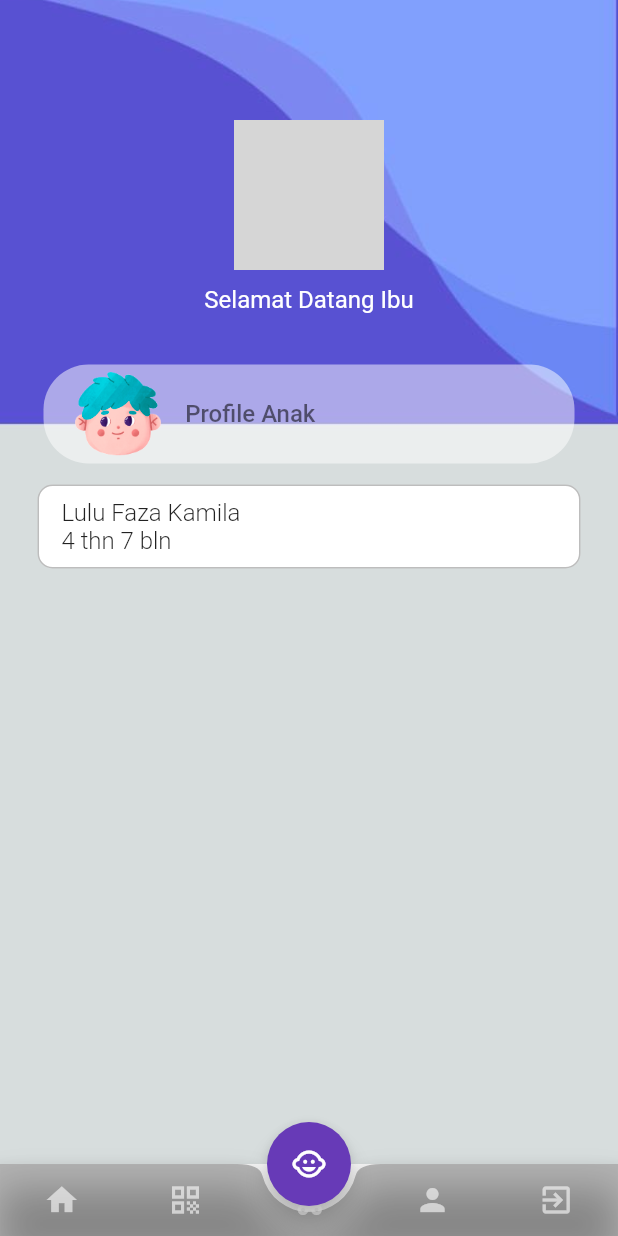
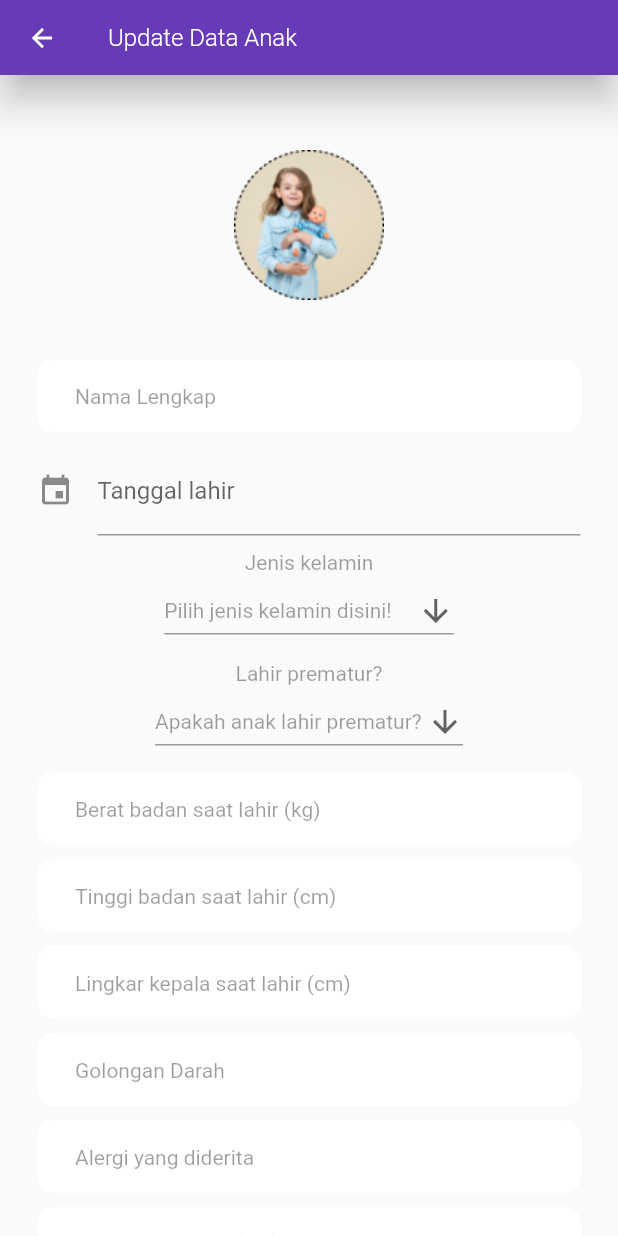
Before and after one commit to nendi123/stunting_app, a Flutter app: the ProfileAnakPage screen opened by its route, after a tap on the "edit" icon, on a phone screen of 412 x 824 dp. Run offline on Flutter 3.47's test engine with Material 2 defaults, Android fonts, the phone set to English and light mode, and no system bars; drawn by our look-alikes of date_time_picker; grey boxes are pictures that could not be loaded.

Commit message:
page edit anak, profile anak, dkk

```diff
--- a/lib/main.dart
+++ b/lib/main.dart
@@ -6,7 +6,8 @@ import 'package:stunting_app/pages/orangtua/profile_anak_page.dart';
 import 'package:stunting_app/pages/orangtua/profile_orangtua_page.dart';
 import 'package:stunting_app/pages/orangtua/register_orangtua_page.dart';
 import 'package:stunting_app/pages/orangtua/add_anak_page.dart';
-import 'package:stunting_app/pages/orangtua/profile_anak_page.dart';
+import 'package:stunting_app/pages/orangtua/edit_anak_page.dart'
+;
 import 'package:stunting_app/pages/petugas/add_ibu_page.dart';
 import 'package:stunting_app/pages/petugas/edit_ibu_page.dart';
 import 'package:stunting_app/pages/petugas/home_petugas_page.dart';
@@ -54,6 +55,7 @@ class MyApp extends StatelessWidget {
         '/lupaPassword' : (context) => const LupaPasswordPage(),
         '/addAnak' : (context) => const AddAnakPage(),
         '/profileAnak' : (context) => const ProfileAnakPage(),
+        '/editAnak' : (context) => const EditAnakPage(),
       },
     );
   }
--- /dev/null
+++ b/lib/pages/orangtua/edit_anak_page.dart
@@ -0,0 +1,306 @@
+import 'package:flutter/material.dart';
+import 'package:stunting_app/shared/constant.dart';
+import 'package:date_time_picker/date_time_picker.dart';
+
+const List<String> jns_kelamin = <String>['Laki-laki', 'Perempuan'];
+const List<String> jns_prematur = <String>['Ya', 'Tidak'];
+
+class EditAnakPage extends StatefulWidget {
+  const EditAnakPage({super.key});
+
+  @override
+  State<EditAnakPage> createState() => _EditAnakPageState();
+}
+
+class _EditAnakPageState extends State<EditAnakPage> {
+  final _formKey = GlobalKey<FormState>();
+  // String dropdownValue = jns_kelamin.first;
+  String? jenis_kelamin;
+  String? prematur;
+
+  String _valueChanged1 = '';
+  String _valueToValidate1 = '';
+  String _valueSaved1 = '';
+
+  TextEditingController _namaController = TextEditingController();
+  TextEditingController _tgl_lahirController = TextEditingController();
+  TextEditingController _jenis_kelaminController = TextEditingController();
+  TextEditingController _prematurController = TextEditingController();
+  TextEditingController _bb_lahirController = TextEditingController();
+  TextEditingController _tb_lahirController = TextEditingController();
+  TextEditingController _lingkarkepala_lahirController = TextEditingController();
+  TextEditingController _gol_darahController = TextEditingController();
+  TextEditingController _alergiController = TextEditingController();
+  TextEditingController _tb_ibuController = TextEditingController();
+  TextEditingController _bb_ibuController = TextEditingController();
+
+  Widget _inputText(TextEditingController nama_control, String judul) {
+    return new TextFormField(
+      controller: nama_control,
+      decoration: InputDecoration(
+          filled: true,
+          fillColor: Colors.white,
+          hintText: judul,
+          hintStyle: TextStyle(color: Colors.black38, fontSize: 14),
+          contentPadding: EdgeInsets.symmetric(
+              horizontal: Constant().margin),
+          border: OutlineInputBorder(
+            borderRadius: BorderRadius.circular(10),
+          ),
+          enabledBorder: OutlineInputBorder(
+            borderRadius: BorderRadius.circular(10),
+            borderSide: const BorderSide(
+                color: Colors.white, width: 0.0),
+          )),
+      validator: (value) {
+        if (value == null || value.isEmpty) {
+          return 'Please enter some text';
+        }
+        return null;
+      },
+    );
+  }
+
+  Widget _jenisKelaminDropdown() {
+    return DropdownButton<String>(
+      value: jenis_kelamin,
+      icon: const Icon(Icons.arrow_downward),
+      elevation: 16,
+      hint: Text("Pilih jenis kelamin disini!     ", style: TextStyle(color: Colors.black38),),
+      style: const TextStyle(color: Colors.black54),
+      underline: Container(
+        height: 1,
+        color: Colors.black38,
+      ),
+      onChanged: (String? value) {
+        // This is called when the user selects an item.
+        setState(() {
+          jenis_kelamin = value!;
+        });
+      },
+      items: jns_kelamin.map<DropdownMenuItem<String>>((String value) {
+        return DropdownMenuItem<String>(
+          value: value,
+          child: Text(value),
+        );
+      }).toList(),
+    );
+  }
+
+  Widget _prematurDropdown() {
+    return DropdownButton<String>(
+      value: prematur,
+      icon: const Icon(Icons.arrow_downward),
+      elevation: 16,
+      hint: Text("Apakah anak lahir prematur? ", style: TextStyle(color: Colors.black38),),
+      style: const TextStyle(color: Colors.black54),
+      underline: Container(
+        height: 1,
+        color: Colors.black38,
+      ),
+      onChanged: (String? value) {
+        // This is called when the user selects an item.
+        setState(() {
+          prematur = value!;
+        });
+      },
+      items: jns_prematur.map<DropdownMenuItem<String>>((String value) {
+        return DropdownMenuItem<String>(
+          value: value,
+          child: Text(value),
+        );
+      }).toList(),
+    );
+  }
+
+  @override
+  Widget build(BuildContext context) {
+    final ColorScheme colors = Theme.of(context).colorScheme;
+
+    return Scaffold(
+      appBar: AppBar(
+        // title: Text('Profile Petugas'),
+        leading: IconButton( //menu icon button at start left of appbar
+          onPressed: (){
+            //code to execute when this button is pressed
+            Navigator.pushNamed(context, '/profileAnak');
+          },
+          icon: Icon(Icons.arrow_back, size: 20,),
+        ),
+        title: Text(
+          'Update Data Anak',
+          style: TextStyle(
+              fontWeight: FontWeight.w300,
+              fontSize: 16
+          ),
+        ),
+        toolbarHeight: 50,
+        elevation: 10.0,
+      ),
+      resizeToAvoidBottomInset: false,
+      body: Container(
+        width: MediaQuery.of(context).size.width,
+        child: SingleChildScrollView(
+            child: Column(
+              mainAxisAlignment: MainAxisAlignment.center,
+              crossAxisAlignment: CrossAxisAlignment.start,
+              children: [
+                Container(
+                  alignment: Alignment.centerLeft,
+                  margin: EdgeInsets.only(
+                      left: Constant().margin,
+                      right: Constant().margin,
+                      top: 30,
+                      bottom: 10),
+                  // child: const Text(
+                  //   "Tambah Data Anak",
+                  //   style: TextStyle(fontSize: 18, fontWeight: FontWeight.w400),
+                  // ),
+                ),
+                const SizedBox(
+                  height: 0,
+                ),
+                Row(
+                  mainAxisAlignment: MainAxisAlignment.center,
+                  mainAxisSize: MainAxisSize.max,
+                  crossAxisAlignment: CrossAxisAlignment.center,
+                  children: [
+                    Align(
+                      alignment: Alignment.bottomCenter,
+                      child: ClipRRect(
+                        borderRadius: BorderRadius.circular(40.0), //or 15.0
+                        child: Container(
+                          height: 120.0,
+                          width: 120.0,
+                          color: Colors.transparent,
+                          child: Image.asset('assets/image/foto_anak.png'),
+                        ),
+                      ),
+                    ),
+                  ],
+                ),
+                const SizedBox(
+                  height: 20,
+                ),
+
+                const SizedBox(
+                  height: 10,
+                ),
+                Form(
+                    key: _formKey,
+                    child: Container(
+                      margin: EdgeInsets.symmetric(horizontal: Constant().margin),
+                      child: Column(
+                          children: <Widget> [
+                            // textInput(_namaController,  'Nama lengkap'),
+                            _inputText(_namaController, 'Nama Lengkap'),
+                            const SizedBox(
+                              height: 10,
+                            ),
+                            // _inputText(_tgl_lahirController, 'Tanggal Lahir'),
+                            DateTimePicker(
+                              // type: DateTimePickerType.dateTimeSeparate,
+                              type: DateTimePickerType.date,
+                              dateMask: 'd MMM, yyyy',
+                              controller: _tgl_lahirController,
+                              //initialValue: _initialValue,
+                              firstDate: DateTime(2000),
+                              lastDate: DateTime(2100),
+                              icon: Icon(Icons.event),
+                              dateLabelText: 'Tanggal lahir',
+                              // timeLabelText: "Hour",
+                              //use24HourFormat: false,
+                              //locale: Locale('pt', 'BR'),
+                              selectableDayPredicate: (date) {
+                                if (date.weekday == 6 || date.weekday == 7) {
+                                  return false;
+                                }
+                                return true;
+                              },
+                              onChanged: (val) => setState(() => _valueChanged1 = val),
+                              validator: (val) {
+                                setState(() => _valueToValidate1 = val ?? '');
+                                return null;
+                              },
+                              onSaved: (val) => setState(() => _valueSaved1 = val ?? ''),
+                            ),
+
+                            const SizedBox(
+                              height: 10,
+                            ),
+                            // _inputText(_jenis_kelaminController, 'Jenis Kelamin'),
+                            Text('Jenis kelamin', style: TextStyle(color: Colors.black38),),
+                            _jenisKelaminDropdown(),
+                            const SizedBox(
+                              height: 10,
+                            ),
+                            Text('Lahir prematur?', style: TextStyle(color: Colors.black38),),
+                            _prematurDropdown(),
+                            // _inputText(_prematurController, 'Apakah anak lahir prematur?'),
+                            const SizedBox(
+                              height: 10,
+                            ),
+                            _inputText(_bb_lahirController, 'Berat badan saat lahir (kg)'),
+                            const SizedBox(
+                              height: 10,
+                            ),
+                            _inputText(_tb_lahirController, 'Tinggi badan saat lahir (cm)'),
+                            const SizedBox(
+                              height: 10,
+                            ),
+                            _inputText(_lingkarkepala_lahirController, 'Lingkar kepala saat lahir (cm)'),
+                            const SizedBox(
+                              height: 10,
+                            ),
+                            _inputText(_gol_darahController, 'Golongan Darah'),
+                            const SizedBox(
+                              height: 10,
+                            ),
+                            _inputText(_alergiController, 'Alergi yang diderita'),
+                            const SizedBox(
+                              height: 10,
+                            ),
+                            _inputText(_tb_ibuController, 'Tinggi badan ibu (cm)'),
+                            const SizedBox(
+                              height: 10,
+                            ),
+                            _inputText(_bb_ibuController, 'Berat badan ibu (cm)'),
+                            const SizedBox(
+                              height: 20,
+                            ),
+                            Align(
+                                alignment: Alignment.bottomCenter,
+                                child: SizedBox(
+                                  width: MediaQuery.of(context).size.width,
+                                  height: 58,
+                                  child: ElevatedButton(
+                                    style: ElevatedButton.styleFrom(
+                                        backgroundColor:
+                                        const Color.fromRGBO(87, 81, 203, 1),
+                                        padding: const EdgeInsets.symmetric(
+                                            horizontal: 50, vertical: 10),
+                                        shape: RoundedRectangleBorder(
+                                            borderRadius: BorderRadius.circular(30))),
+                                    child: const Text(
+                                      'Simpan',
+                                      style: TextStyle(fontSize: 18),
+                                    ),
+                                    onPressed: () {
+                                      Navigator.pushNamed(context, '/homeOrangtua');
+                                    },
+                                  ),
+                                )),
+                            const SizedBox(
+                              height: 300,
+                            ),
+                          ]
+                      ),
+                    )
+                )
+              ],
+            )
+        ),
+      ),
+    );
+  }
+}
--- a/lib/pages/orangtua/home_orangtua_page.dart
+++ b/lib/pages/orangtua/home_orangtua_page.dart
@@ -90,7 +90,7 @@ class _HomeOrangtuaPageState extends State<HomeOrangtuaPage> {
                   child: ListTile(
                     leading: Image.asset('assets/image/iconanak.png'),
                     title: const Text(
-                      'Profile Anak',
+                      'Daftar Anak Ibu',
                       style: TextStyle(
                           fontWeight: FontWeight.w500,
                           color: Colors.black54,
--- a/lib/pages/orangtua/profile_anak_page.dart
+++ b/lib/pages/orangtua/profile_anak_page.dart
@@ -255,7 +255,7 @@ class _ProfileAnakPageState extends State<ProfileAnakPage> {
                             ),
                           ),
                           const SizedBox( height: 5 ),
-                          Text('      KMS    '),
+                          Text('    KMS    '),
                         ],
                       ),
                       Column(
@@ -302,7 +302,7 @@ class _ProfileAnakPageState extends State<ProfileAnakPage> {
                               ),
                               child: InkWell(
                                 onTap: () {
-                                  Navigator.pushNamed(context, '/homeOrangtua');
+                                  Navigator.pushNamed(context, '/editAnak');
                                 },
                                 // borderRadius: BorderRadius.circular(50.0),
                                 child: Padding(
@@ -317,7 +317,54 @@ class _ProfileAnakPageState extends State<ProfileAnakPage> {
                             ),
                           ),
                           const SizedBox( height: 5 ),
-                          Text('  Update  '),
+                          Text('   Update   '),
+                        ],
+                      ),
+                      Column(
+                        children: [
+                          const SizedBox( height: 10, ),
+                          Material(
+                            type: MaterialType.transparency,
+                            child: Ink(
+                              decoration: BoxDecoration(
+                                  border: Border.all(width: 1, color: Colors.white70),
+                                  borderRadius: BorderRadius.circular(20.0),
+                                  color: Colors.indigo
+                              ),
+                              child: InkWell(
+                                onTap: () => showDialog<String>(
+                                    context: context,
+                                    builder: (BuildContext context) => AlertDialog(
+                                      title: const Text('Delete Data'),
+                                      content: const Text('Yakin Data Akan Dihapus '),
+                                      actions: <Widget>[
+                                        TextButton(
+                                          onPressed: () => Navigator.pop(context, 'Tidak'),
+                                          child: const Text('Tidak'),
+                                        ),
+                                        TextButton(
+                                          onPressed: () =>
+                                              Navigator.pushNamed(context, '/homeOrangtua'),
+                                          child: const Text('Ya'),
+                                        ),
+                                      ],
+                                    ),
+                                  ),
+
+                                // borderRadius: BorderRadius.circular(50.0),
+                                child: Padding(
+                                  padding: EdgeInsets.all(10.0),
+                                  child: Icon(
+                                    Icons.delete,
+                                    size: 20.0,
+                                    color: Colors.white70,
+                                  ),
+                                ),
+                              ),
+                            ),
+                          ),
+                          const SizedBox( height: 5 ),
+                          Text('  Delete  '),
                         ],
                       ),
                     ],
@@ -337,46 +384,46 @@ class _ProfileAnakPageState extends State<ProfileAnakPage> {
                             const SizedBox(
                               height: 10,
                             ),
-                            // _inputText(_tgl_lahirController, 'Tanggal Lahir'),
-                            DateTimePicker(
-                              // type: DateTimePickerType.dateTimeSeparate,
-                              type: DateTimePickerType.date,
-                              dateMask: 'd MMM, yyyy',
-                              controller: _tgl_lahirController,
-                              //initialValue: _initialValue,
-                              firstDate: DateTime(2000),
-                              lastDate: DateTime(2100),
-                              icon: Icon(Icons.event),
-                              dateLabelText: 'Tanggal lahir',
-                              // timeLabelText: "Hour",
-                              //use24HourFormat: false,
-                              //locale: Locale('pt', 'BR'),
-                              selectableDayPredicate: (date) {
-                                if (date.weekday == 6 || date.weekday == 7) {
-                                  return false;
-                                }
-                                return true;
-                              },
-                              onChanged: (val) => setState(() => _valueChanged1 = val),
-                              validator: (val) {
-                                setState(() => _valueToValidate1 = val ?? '');
-                                return null;
-                              },
-                              onSaved: (val) => setState(() => _valueSaved1 = val ?? ''),
-                            ),
+                            _inputText(_tgl_lahirController, 'Tanggal Lahir'),
+                            // DateTimePicker(
+                            //   // type: DateTimePickerType.dateTimeSeparate,
+                            //   type: DateTimePickerType.date,
+                            //   dateMask: 'd MMM, yyyy',
+                            //   controller: _tgl_lahirController,
+                            //   //initialValue: _initialValue,
+                            //   firstDate: DateTime(2000),
+                            //   lastDate: DateTime(2100),
+                            //   icon: Icon(Icons.event),
+                            //   dateLabelText: 'Tanggal lahir',
+                            //   // timeLabelText: "Hour",
+                            //   //use24HourFormat: false,
+                            //   //locale: Locale('pt', 'BR'),
+                            //   selectableDayPredicate: (date) {
+                            //     if (date.weekday == 6 || date.weekday == 7) {
+                            //       return false;
+                            //     }
+                            //     return true;
+                            //   },
+                            //   onChanged: (val) => setState(() => _valueChanged1 = val),
+                            //   validator: (val) {
+                            //     setState(() => _valueToValidate1 = val ?? '');
+                            //     return null;
+                            //   },
+                            //   onSaved: (val) => setState(() => _valueSaved1 = val ?? ''),
+                            // ),
 
                             const SizedBox(
                               height: 10,
                             ),
-                            // _inputText(_jenis_kelaminController, 'Jenis Kelamin'),
-                            Text('Jenis kelamin', style: TextStyle(color: Colors.black38),),
-                            _jenisKelaminDropdown(),
+                            _inputText(_jenis_kelaminController, 'Jenis Kelamin'),
+                            // Text('Jenis kelamin', style: TextStyle(color: Colors.black38),),
+                            // _jenisKelaminDropdown(),
                             const SizedBox(
                               height: 10,
                             ),
-                            Text('Lahir prematur?', style: TextStyle(color: Colors.black38),),
-                            _prematurDropdown(),
-                            // _inputText(_prematurController, 'Apakah anak lahir prematur?'),
+                            // Text('Lahir prematur?', style: TextStyle(color: Colors.black38),),
+                            // _prematurDropdown(),
+                            _inputText(_prematurController, 'Apakah anak lahir prematur?'),
                             const SizedBox(
                               height: 10,
                             ),
@@ -408,31 +455,31 @@ class _ProfileAnakPageState extends State<ProfileAnakPage> {
                             const SizedBox(
                               height: 20,
                             ),
-                            Align(
-                                alignment: Alignment.bottomCenter,
-                                child: SizedBox(
-                                  width: MediaQuery.of(context).size.width,
-                                  height: 58,
-                                  child: ElevatedButton(
-                                    style: ElevatedButton.styleFrom(
-                                        backgroundColor:
-                                        const Color.fromRGBO(87, 81, 203, 1),
-                                        padding: const EdgeInsets.symmetric(
-                                            horizontal: 50, vertical: 10),
-                                        shape: RoundedRectangleBorder(
-                                            borderRadius: BorderRadius.circular(30))),
-                                    child: const Text(
-                                      'Simpan',
-                                      style: TextStyle(fontSize: 18),
-                                    ),
-                                    onPressed: () {
-                                      Navigator.pushNamed(context, '/homeOrangtua');
-                                    },
-                                  ),
-                                )),
-                            const SizedBox(
-                              height: 300,
-                            ),
+                            // Align(
+                            //     alignment: Alignment.bottomCenter,
+                            //     child: SizedBox(
+                            //       width: MediaQuery.of(context).size.width,
+                            //       height: 58,
+                            //       child: ElevatedButton(
+                            //         style: ElevatedButton.styleFrom(
+                            //             backgroundColor:
+                            //             const Color.fromRGBO(87, 81, 203, 1),
+                            //             padding: const EdgeInsets.symmetric(
+                            //                 horizontal: 50, vertical: 10),
+                            //             shape: RoundedRectangleBorder(
+                            //                 borderRadius: BorderRadius.circular(30))),
+                            //         child: const Text(
+                            //           'Simpan',
+                            //           style: TextStyle(fontSize: 18),
+                            //         ),
+                            //         onPressed: () {
+                            //           Navigator.pushNamed(context, '/homeOrangtua');
+                            //         },
+                            //       ),
+                            //     )),
+                            // const SizedBox(
+                            //   height: 300,
+                            // ),
                           ]
                       ),
                     )
```
